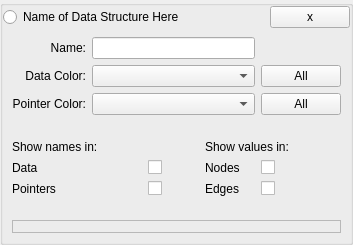
Above: src/Interface/DataStructurePropertiesWidget.ui from KDE/rocs before the change. Below: the same form after it.
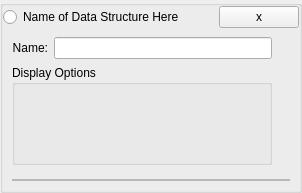
That is the form after the change. Custom widgets are drawn as their Qt base class.

Commit message:
Prepare data structure widget for dynamic types.
Move the display options for data types and pointer types to
the widget class. This is done in preperation for adding dynamic
options for different types of data elements or pointers to the
widget, as recently introduced into the core. Also compactifize
widget by usage of some new buttons.

Diff of the .ui file:
```diff
--- a/src/Interface/DataStructurePropertiesWidget.ui
+++ b/src/Interface/DataStructurePropertiesWidget.ui
@@ -6,8 +6,8 @@
    <rect>
     <x>0</x>
     <y>0</y>
-    <width>353</width>
-    <height>245</height>
+    <width>302</width>
+    <height>193</height>
    </rect>
   </property>
   <property name="sizePolicy">
@@ -26,49 +26,16 @@
    <string/>
   </property>
   <layout class="QGridLayout" name="gridLayout_2">
+   <property name="sizeConstraint">
+    <enum>QLayout::SetDefaultConstraint</enum>
+   </property>
    <property name="verticalSpacing">
     <number>0</number>
    </property>
    <property name="margin">
     <number>0</number>
    </property>
-   <item row="0" column="0">
-    <layout class="QHBoxLayout" name="horizontalLayout">
-     <property name="spacing">
-      <number>0</number>
-     </property>
-     <property name="sizeConstraint">
-      <enum>QLayout::SetMinimumSize</enum>
-     </property>
-     <item>
-      <widget class="QRadioButton" name="_activateGraph">
-       <property name="sizePolicy">
-        <sizepolicy hsizetype="Expanding" vsizetype="Fixed">
-         <horstretch>0</horstretch>
-         <verstretch>0</verstretch>
-        </sizepolicy>
-       </property>
-       <property name="text">
-        <string comment="KDE::DoNotExtract">Name of Data Structure Here</string>
-       </property>
-      </widget>
-     </item>
-     <item>
-      <widget class="KPushButton" name="_dataStructureDelete">
-       <property name="toolTip">
-        <string>Delete the active graph</string>
-       </property>
-       <property name="whatsThis">
-        <string>Delete the current active graph: delete all nodes and edges</string>
-       </property>
-       <property name="text">
-        <string comment="@action:button" extracomment="Do not translate, X is for delete">x</string>
-       </property>
-      </widget>
-     </item>
-    </layout>
-   </item>
-   <item row="1" column="0">
+   <item row="1" column="1">
     <widget class="QWidget" name="_editWidget" native="true">
      <property name="maximumSize">
       <size>
@@ -77,142 +44,10 @@
       </size>
      </property>
      <layout class="QGridLayout" name="gridLayout">
-      <item row="0" column="0">
-       <widget class="QLabel" name="label">
-        <property name="text">
-         <string>Name:</string>
-        </property>
-        <property name="alignment">
-         <set>Qt::AlignRight|Qt::AlignTrailing|Qt::AlignVCenter</set>
-        </property>
-       </widget>
-      </item>
-      <item row="0" column="1" colspan="3">
-       <widget class="KLineEdit" name="_dataStructureName"/>
-      </item>
-      <item row="1" column="0">
-       <widget class="QLabel" name="label_2">
-        <property name="text">
-         <string>Data Color:</string>
-        </property>
-        <property name="alignment">
-         <set>Qt::AlignRight|Qt::AlignTrailing|Qt::AlignVCenter</set>
-        </property>
-       </widget>
-      </item>
-      <item row="1" column="1" colspan="3">
-       <widget class="KColorCombo" name="_dataStructureNodeColor">
-        <property name="sizePolicy">
-         <sizepolicy hsizetype="Expanding" vsizetype="Fixed">
-          <horstretch>0</horstretch>
-          <verstretch>0</verstretch>
-         </sizepolicy>
-        </property>
-        <property name="toolTip">
-         <string>Color for new nodes</string>
-        </property>
-       </widget>
-      </item>
-      <item row="2" column="0">
-       <widget class="QLabel" name="label_3">
-        <property name="text">
-         <string>Pointer Color:</string>
-        </property>
-        <property name="alignment">
-         <set>Qt::AlignRight|Qt::AlignTrailing|Qt::AlignVCenter</set>
-        </property>
-       </widget>
-      </item>
-      <item row="2" column="1" colspan="3">
-       <widget class="KColorCombo" name="_dataStructureEdgeColor">
-        <property name="sizePolicy">
-         <sizepolicy hsizetype="Expanding" vsizetype="Fixed">
-          <horstretch>0</horstretch>
-          <verstretch>0</verstretch>
-         </sizepolicy>
-        </property>
-        <property name="toolTip">
-         <string>Color for new edges</string>
-        </property>
-       </widget>
-      </item>
-      <item row="3" column="1" colspan="4">
-       <widget class="KSeparator" name="kseparator_2"/>
-      </item>
-      <item row="4" column="0" colspan="3">
-       <widget class="QLabel" name="label_10">
-        <property name="text">
-         <string>Show names in:</string>
-        </property>
-       </widget>
-      </item>
-      <item row="4" column="3" colspan="2">
-       <widget class="QLabel" name="label_12">
-        <property name="text">
-         <string>Show values in:</string>
-        </property>
-       </widget>
-      </item>
-      <item row="5" column="0">
-       <widget class="QLabel" name="label_4">
-        <property name="text">
-         <string>Data</string>
-        </property>
-       </widget>
-      </item>
       <item row="5" column="2">
-       <widget class="QCheckBox" name="_showNodeNames">
-        <property name="text">
-         <string/>
-        </property>
-       </widget>
-      </item>
-      <item row="5" column="3">
-       <widget class="QLabel" name="label_11">
-        <property name="text">
-         <string>Nodes</string>
-        </property>
-       </widget>
-      </item>
-      <item row="5" column="4">
-       <widget class="QCheckBox" name="_showNodeValues">
-        <property name="text">
-         <string/>
-        </property>
-       </widget>
-      </item>
-      <item row="6" column="0">
-       <widget class="QLabel" name="label_5">
-        <property name="text">
-         <string>Pointers</string>
-        </property>
-       </widget>
-      </item>
-      <item row="6" column="2">
-       <widget class="QCheckBox" name="_showEdgeNames">
-        <property name="text">
-         <string/>
-        </property>
-       </widget>
-      </item>
-      <item row="6" column="3">
-       <widget class="QLabel" name="label_13">
-        <property name="text">
-         <string>Edges</string>
-        </property>
-       </widget>
-      </item>
-      <item row="6" column="4">
-       <widget class="QCheckBox" name="_showEdgeValues">
-        <property name="text">
-         <string/>
-        </property>
-       </widget>
-      </item>
-      <item row="7" column="2">
        <widget class="KSeparator" name="kseparator"/>
       </item>
-      <item row="8" column="0" colspan="5">
+      <item row="6" column="0" colspan="4">
        <widget class="QFrame" name="_extraProperties">
         <property name="frameShape">
          <enum>QFrame::StyledPanel</enum>
@@ -222,35 +57,97 @@
         </property>
        </widget>
       </item>
-      <item row="1" column="4">
-       <widget class="KPushButton" name="_dataStructureDataColorApplyNow">
-        <property name="toolTip">
-         <string>Apply the current color to all nodes</string>
+      <item row="0" column="0">
+       <layout class="QHBoxLayout" name="horizontalLayout">
+        <property name="sizeConstraint">
+         <enum>QLayout::SetFixedSize</enum>
         </property>
-        <property name="whatsThis">
-         <string>Apply the current color to all nodes on the drawing area</string>
-        </property>
-        <property name="text">
-         <string>All</string>
-        </property>
-       </widget>
+       </layout>
       </item>
-      <item row="2" column="4">
-       <widget class="KPushButton" name="_dataStructurePointerColorApplyNow">
-        <property name="toolTip">
-         <string>Apply the current color to all edges</string>
+      <item row="2" column="0">
+       <layout class="QHBoxLayout" name="horizontalLayout_2">
+        <item>
+         <widget class="QLabel" name="label">
+          <property name="text">
+           <string>Name:</string>
+          </property>
+          <property name="alignment">
+           <set>Qt::AlignRight|Qt::AlignTrailing|Qt::AlignVCenter</set>
+          </property>
+         </widget>
+        </item>
+        <item>
+         <widget class="KLineEdit" name="_dataStructureName"/>
+        </item>
+       </layout>
+      </item>
+      <item row="3" column="0">
+       <widget class="QGroupBox" name="_dataTypePropertiesHeader">
+        <property name="enabled">
+         <bool>true</bool>
         </property>
-        <property name="whatsThis">
-         <string>Apply the current color to all edges on the drawing area</string>
+        <property name="minimumSize">
+         <size>
+          <width>0</width>
+          <height>100</height>
+         </size>
         </property>
-        <property name="text">
-         <string>All</string>
+        <property name="title">
+         <string>Display Options</string>
         </property>
+        <widget class="QWidget" name="gridLayoutWidget">
+         <property name="geometry">
+          <rect>
+           <x>10</x>
+           <y>20</y>
+           <width>261</width>
+           <height>71</height>
+          </rect>
+         </property>
+         <layout class="QGridLayout" name="_dataTypeProperties">
+          <property name="spacing">
+           <number>0</number>
+          </property>
+         </layout>
+        </widget>
        </widget>
       </item>
      </layout>
     </widget>
    </item>
+   <item row="0" column="1">
+    <layout class="QHBoxLayout" name="horizontalLayout_3">
+     <property name="sizeConstraint">
+      <enum>QLayout::SetMinimumSize</enum>
+     </property>
+     <item>
+      <widget class="QRadioButton" name="_activateGraph">
+       <property name="sizePolicy">
+        <sizepolicy hsizetype="Expanding" vsizetype="Fixed">
+         <horstretch>0</horstretch>
+         <verstretch>0</verstretch>
+        </sizepolicy>
+       </property>
+       <property name="text">
+        <string comment="KDE::DoNotExtract">Name of Data Structure Here</string>
+       </property>
+      </widget>
+     </item>
+     <item>
+      <widget class="KPushButton" name="_dataStructureDelete">
+       <property name="toolTip">
+        <string>Delete the active graph</string>
+       </property>
+       <property name="whatsThis">
+        <string>Delete the current active graph: delete all nodes and edges</string>
+       </property>
+       <property name="text">
+        <string comment="@action:button" extracomment="Do not translate, X is for delete">x</string>
+       </property>
+      </widget>
+     </item>
+    </layout>
+   </item>
   </layout>
  </widget>
  <customwidgets>
@@ -260,26 +157,21 @@
    <header>kbuttongroup.h</header>
    <container>1</container>
   </customwidget>
-  <customwidget>
-   <class>KPushButton</class>
-   <extends>QPushButton</extends>
-   <header>kpushbutton.h</header>
-  </customwidget>
   <customwidget>
    <class>KLineEdit</class>
    <extends>QLineEdit</extends>
    <header>klineedit.h</header>
   </customwidget>
-  <customwidget>
-   <class>KColorCombo</class>
-   <extends>QComboBox</extends>
-   <header>kcolorcombo.h</header>
-  </customwidget>
   <customwidget>
    <class>KSeparator</class>
    <extends>QFrame</extends>
    <header>kseparator.h</header>
   </customwidget>
+  <customwidget>
+   <class>KPushButton</class>
+   <extends>QPushButton</extends>
+   <header>kpushbutton.h</header>
+  </customwidget>
  </customwidgets>
  <resources/>
  <connections/>
```
The commit also changes 6 other files.
